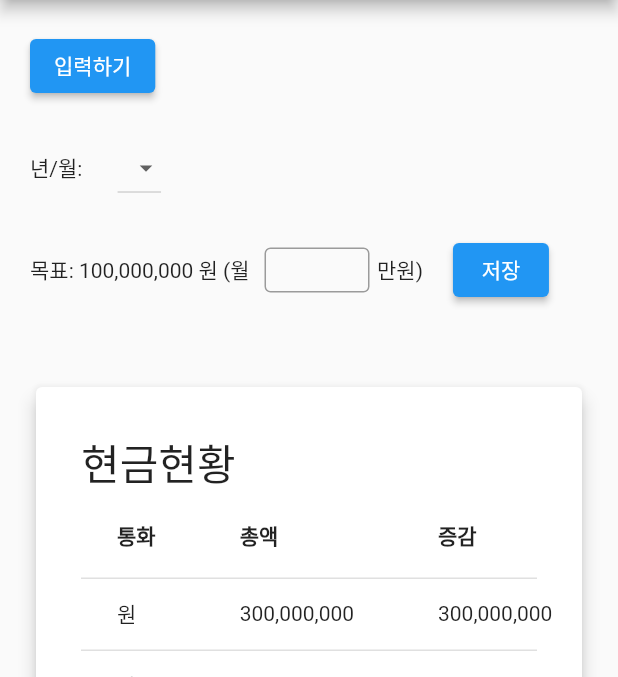
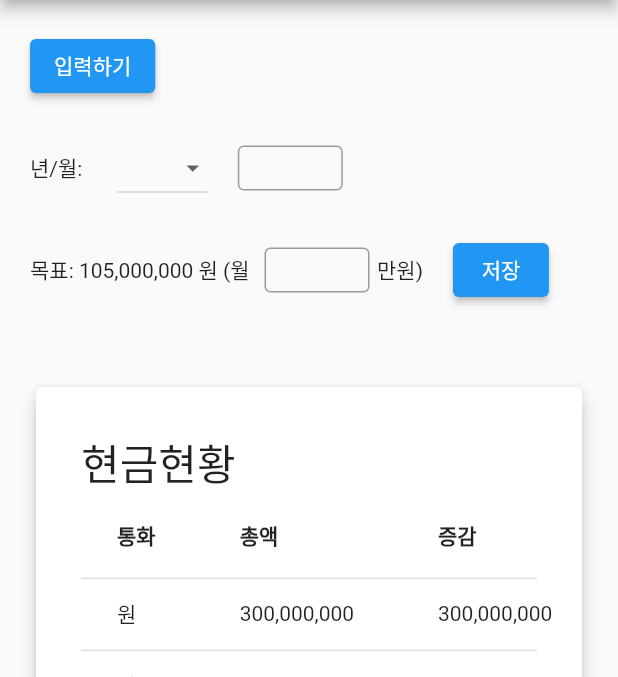
Before and after one commit to kammaii/asset_mng, a Flutter app: the screen it shows after launch, on a phone screen of 412 x 824 dp, the part 84-761 px from its top. Run offline on Flutter 3.47's test engine with Material 2 defaults, Android fonts, the phone set to English and light mode, and no system bars; drawn by our look-alikes of fancy_bottom_navigation; our stand-ins replace fl_chart; missing offline and left inert: web_scraper.

Commit message:
made sample data

```diff
--- a/lib/auto_withdrawal.dart
+++ b/lib/auto_withdrawal.dart
@@ -17,12 +17,4 @@ class AutoWithdrawal {
     ITEM : item,
     AMOUNT : amount
   };
-
-  List<String> getSample() {
-    List<String> sample = [];
-    sample.add(jsonEncode(AutoWithdrawal('보험', 100000)));
-    sample.add(jsonEncode(AutoWithdrawal('휴대폰', 50000)));
-    sample.add(jsonEncode(AutoWithdrawal('계비', 10000)));
-    return sample;
-  }
 }
--- a/lib/cash_asset.dart
+++ b/lib/cash_asset.dart
@@ -28,14 +28,6 @@ class CashAsset {
     ASSET_TYPE : assetType
   };
 
-  List<String> getSample() {
-    List<String> sample = [];
-    sample.add(jsonEncode(CashAsset('원', 300000000, 1, '생활비')));
-    sample.add(jsonEncode(CashAsset('바트', 50000, 37, '생활비')));
-    sample.add(jsonEncode(CashAsset('달러', 50000, 1065, '투자자산')));
-    return sample;
-  }
-
   // todo: 현재 환율 웹스크래핑으로 가져오기
   double getExchangeRate(String currency) {
     double exchangeRate = 0;
--- a/lib/invest_asset.dart
+++ b/lib/invest_asset.dart
@@ -63,14 +63,4 @@ class InvestAsset {
     ASSET_TYPE : assetType,
     TAG : tag
   };
-
-  List<String> getSample() {
-    List<String> sample = [];
-    sample.add(jsonEncode(InvestAsset('원', '삼성전자', 60000, 80000, 2000, '투자자산', '한국주식')));
-    sample.add(jsonEncode(InvestAsset('원', '중국ETF', 10000, 15000, 1000, '투자자산', '중국주식')));
-    sample.add(jsonEncode(InvestAsset('달러', 'NVDA', 60, 200, 100, '투자자산', '미국주식')));
-    sample.add(jsonEncode(InvestAsset('원', '변액', 10000000, 11000000, 1, '연금자산', '변액연금')));
-    sample.add(jsonEncode(InvestAsset('원', '연금펀드', 5000000, 6000000, 1, '연금자산', '연금펀드')));
-    return sample;
-  }
 }
--- a/lib/main_cash_flow.dart
+++ b/lib/main_cash_flow.dart
@@ -4,6 +4,7 @@ import 'package:asset_mng/cash_asset.dart';
 import 'package:asset_mng/cash_detail.dart';
 import 'package:asset_mng/invest_asset.dart';
 import 'package:asset_mng/invest_detail.dart';
+import 'package:asset_mng/sample_data.dart';
 import 'package:flutter/material.dart';
 import 'package:flutter/services.dart';
 import 'package:flutter/widgets.dart';
@@ -23,10 +24,7 @@ class _CashFlowState extends State<CashFlow> {
   static const String INVEST_ASSET = 'investAsset';
   static const String INVEST_DETAIL = 'investDetail';
 
-
-
-  late String date;
-  List<String> dateDropdownList = ['', '1', '2', '3', '4'];  // todo: 년/월 데이터 받기
+  String date = ' ';
   List<String> currencyDropdownList = ['원', '달러', '바트']; // todo: 입력받을 수 있는 기능 만들기
   List<String> buyAndSellDropdownList = ['매수', '매도'];
 
@@ -38,60 +36,43 @@ class _CashFlowState extends State<CashFlow> {
   static const double cardPadding = 30.0;
   static const double cardElevation = 5.0;
 
-  List<CashAsset> cashAssetList = [];
-  List<CashDetail> cashDetailList = [];
-  List<AutoWithdrawal> autoWithdrawalList = [];
-  List<InvestAsset> investAssetList = [];
-  List<InvestDetail> investDetailList = [];
-
-  List<String> cashJsonList = CashAsset().getSample();
-  List<String> investJsonList = InvestAsset().getSample();
-  List<String> autoWithdrawalJsonList = AutoWithdrawal().getSample();
-
-  List<double> exchangeRate = [1, 38.5, 1070.4];
+  late List<CashAsset> cashAssetList;
+  late List<CashDetail> cashDetailList;
+  late List<AutoWithdrawal> autoWithdrawalList;
+  late List<InvestAsset> investAssetList;
+  late List<InvestDetail> investDetailList;
 
   bool isAutoWithdrawalOpen = false;
   late String autoWithdrawalText;
   late double totalAutoWithdrawal;
 
-  @override
-  void initState() {
-    super.initState();
-    date = '';
-    monthlyGoal = ""; // todo: 저장된 값 가져오기
-    goalTextFieldController.addListener(() {
-      monthlyGoal = goalTextFieldController.text;
-    });
-    setAssetData();
-  }
+  bool isInputMode = true;
 
   // 현금, 투자 자산 데이터 세팅하기
   void setAssetData() {
-    for(String cashData in cashJsonList) {
-      cashAssetList.add(CashAsset.fromJson(jsonDecode(cashData)));
-    }
-    for(String autoTransferData in autoWithdrawalJsonList) {
-      autoWithdrawalList.add(AutoWithdrawal.fromJson(jsonDecode(autoTransferData)));
-    }
-    for(String investAsset in investJsonList) {
-      investAssetList.add(InvestAsset.fromJson(jsonDecode(investAsset)));
+    cashAssetList = [];
+    cashDetailList = [];
+    investAssetList = [];
+    investDetailList = [];
+    autoWithdrawalList = [];
+
+    if(isInputMode) {
+      for(String cashData in SampleData().getLastCashAssetJson()) {
+        cashAssetList.add(CashAsset.fromJson(jsonDecode(cashData)));
+      }
+      for(String investAsset in SampleData().getLastInvestAssetJson()) {
+        investAssetList.add(InvestAsset.fromJson(jsonDecode(investAsset)));
+      }
+      cashDetailList.add(CashDetail());
+      investDetailList.add(InvestDetail());
+
+    } else {
+      //todo: 입력한 월의 자료 세팅하기
+      print('과거자료 보기 모드');
     }
 
-
-    if(cashAssetList.isEmpty) {
-      cashAssetList.add(CashAsset());
-    }
-    if(cashDetailList.isEmpty) {
-      cashDetailList.add(CashDetail());
-    }
-    if(autoWithdrawalList.isEmpty) {
-      autoWithdrawalList.add(AutoWithdrawal());
-    }
-    if(investAssetList.isEmpty) {
-      investAssetList.add(InvestAsset());
-    }
-    if(investDetailList.isEmpty) {
-      investDetailList.add(InvestDetail());
+    for(String autoTransferData in SampleData().getAutoWithdrawalJson()) {
+      autoWithdrawalList.add(AutoWithdrawal.fromJson(jsonDecode(autoTransferData)));
     }
   }
 
@@ -106,7 +87,18 @@ class _CashFlowState extends State<CashFlow> {
 
   @override
   Widget build(BuildContext context) {
+    if(isInputMode) {
+      monthlyGoal = f.format(SampleData().monthlyGoal/10000);
+      goalTextFieldController.addListener(() {
+        monthlyGoal = goalTextFieldController.text;
+      });
+
+    } else {
+    }
+
+    setAssetData();
     setAutoTransferBtn();
+
 
     return SingleChildScrollView(
       child: Padding(
@@ -128,13 +120,31 @@ class _CashFlowState extends State<CashFlow> {
               children: [
                 Text('년/월: '),
                 SizedBox(width: 20),
-                getDropDownButton(date, dateDropdownList, (newValue) => date = newValue)
+                getDropDownButton(date, SampleData().dateList, (newValue) => date = newValue),
+                SizedBox(width: 20),
+                Visibility(
+                  visible: isInputMode,
+                  child: Container(
+                    width: 70,
+                    height: 30,
+                    alignment: Alignment.center,
+                    child: TextField(
+                      decoration: new InputDecoration(
+                        border: OutlineInputBorder(),
+                        contentPadding: EdgeInsets.only(
+                            bottom: 15
+                        ),
+                      ),
+                      textAlign: TextAlign.center,
+                    ),
+                  ),
+                ),
               ],
             ),
             SizedBox(height: 20.0),
             Row(
               children: [
-                Text('목표: ${f.format(assetGoal)} 원 (월'),
+                Text('목표: ${f.format(SampleData().lastGoalAsset + SampleData().monthlyGoal)} 원 (월'),
                 SizedBox(width: 10),
                 Container(
                   width: 70,
@@ -142,7 +152,6 @@ class _CashFlowState extends State<CashFlow> {
                   alignment: Alignment.center,
                   child: TextField(
                     decoration: new InputDecoration(
-                      labelText: monthlyGoal,
                       border: OutlineInputBorder(),
                       contentPadding: EdgeInsets.only(
                         bottom: 15
@@ -310,7 +319,7 @@ class _CashFlowState extends State<CashFlow> {
               DataCell(Text(cashAssetList[index].currency)),
               DataCell(Text(f.format(cashAssetList[index].amount))),
               DataCell(Text(f.format(cashAssetList[index].amount))), // todo: 환율 및 현금변동내역 반영할 것
-              DataCell(Text(f.format(exchangeRate[index]))),
+              DataCell(Text(f.format(cashAssetList[index].exchangeRate))),
             ]
           )
         );
--- /dev/null
+++ b/lib/sample_data.dart
@@ -0,0 +1,56 @@
+import 'dart:convert';
+
+import 'auto_withdrawal.dart';
+import 'cash_asset.dart';
+import 'invest_asset.dart';
+
+class SampleData {
+  static final SampleData _instance = SampleData.init();
+
+  factory SampleData() {
+    return _instance;
+  }
+
+  SampleData.init() {
+    print('Sample data 초기화');
+  }
+
+  List<String> dateList = [' ','21.07'];
+
+  double lastGoalAsset = 100000000;
+  double monthlyGoal = 5000000;
+
+
+  List<String> getLastCashAssetJson() {
+    List<String> sample = [];
+    sample.add(jsonEncode(CashAsset('원', 300000000, 1, '생활비')));
+    sample.add(jsonEncode(CashAsset('바트', 50000, 37, '생활비')));
+    sample.add(jsonEncode(CashAsset('달러', 50000, 1065, '투자자산')));
+    return sample;
+  }
+
+  List<String> getLastInvestAssetJson() {
+    List<String> sample = [];
+    sample.add(jsonEncode(InvestAsset('원', '삼성전자', 60000, 80000, 2000, '투자자산', '한국주식')));
+    sample.add(jsonEncode(InvestAsset('원', '중국ETF', 10000, 15000, 1000, '투자자산', '중국주식')));
+    sample.add(jsonEncode(InvestAsset('달러', 'NVDA', 60, 200, 100, '투자자산', '미국주식')));
+    sample.add(jsonEncode(InvestAsset('원', '변액', 10000000, 11000000, 1, '연금자산', '변액연금')));
+    sample.add(jsonEncode(InvestAsset('원', '연금펀드', 5000000, 6000000, 1, '연금자산', '연금펀드')));
+    return sample;
+  }
+
+  List<String> getAutoWithdrawalJson() {
+    List<String> sample = [];
+    sample.add(jsonEncode(AutoWithdrawal('보험', 100000)));
+    sample.add(jsonEncode(AutoWithdrawal('휴대폰', 50000)));
+    sample.add(jsonEncode(AutoWithdrawal('계비', 10000)));
+    return sample;
+  }
+
+  Map<String, double> thisExchangeRate = {
+    '원' : 1,
+    '달러' : 1100,
+    '바트' : 38
+  };
+
+}
```
